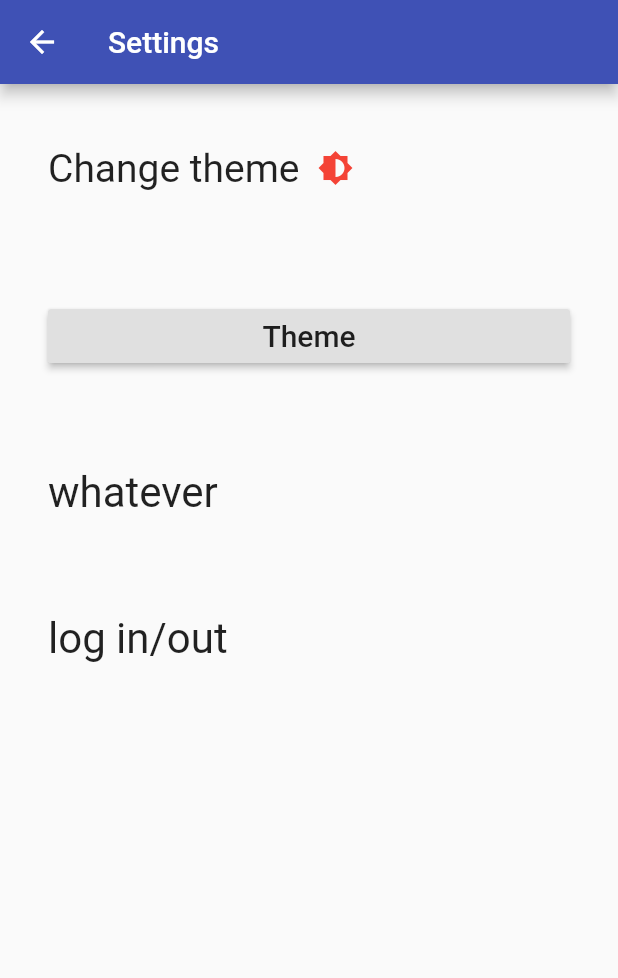
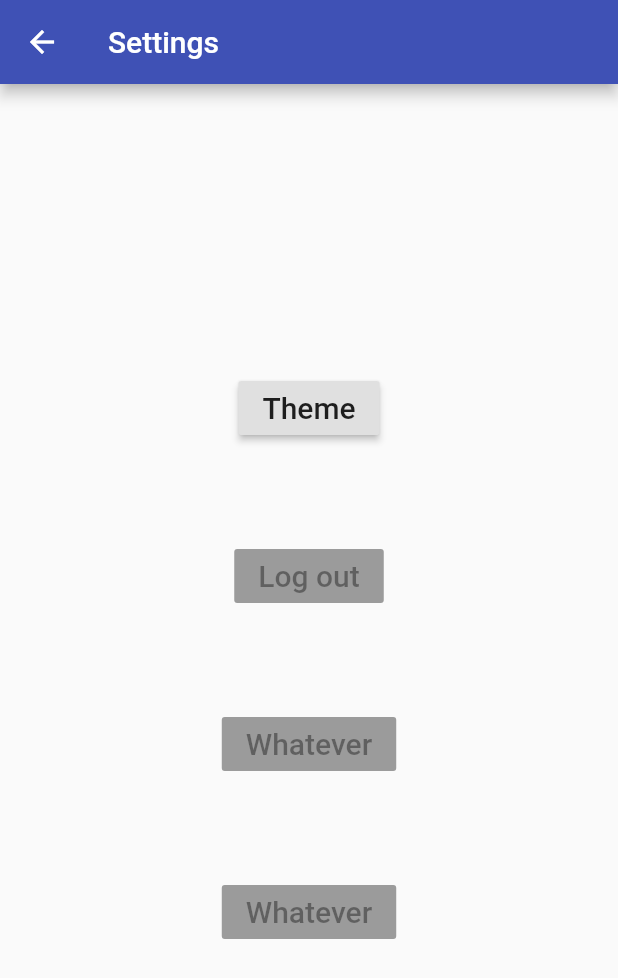
Before and after one commit to Goo53/QR_TEST_TUBES, a Flutter app: the HomeScreen screen opened directly, after a tap on the "settings" icon, on a phone screen of 412 x 824 dp. Shown: the top 978 px of the screen. Run offline on Flutter 3.47's test engine with Material 2 defaults, Android fonts, the phone set to English and light mode, and no system bars; our stand-ins replace dynamic_theme, qr_flutter; missing offline and left inert: barcode_scan; network calls fail.

Commit message:
Add popup screens and routes

```diff
--- a/lib/home_screen.dart
+++ b/lib/home_screen.dart
@@ -9,22 +9,22 @@ class HomeScreen extends StatefulWidget {
   HomeScreen({Key key, this.title}) : super(key: key);
   final String title;
   @override
-  _HomeScreenState createState() => _HomeScreenState();
-}
+  _HomeScreenState createState() => _HomeScreenState();   }
 
 class _HomeScreenState extends State<HomeScreen> {
   void _settings(){
   Navigator.of(context).push(
     MaterialPageRoute<void>( builder: (BuildContext context) { return
   Scaffold(appBar: AppBar(title: Text('Settings'),),
-  body: ListView(children: <Widget>[
-    Container(padding: const EdgeInsets.all(32), child: Row(children: [Text('Change theme',style: TextStyle(fontSize:26.0,),),
-      IconButton(icon: Icon(Icons.brightness_6,color: Colors.red[500]), onPressed: showChooser,),],),),
-    Container(padding: const EdgeInsets.all(32), child: RaisedButton(
-          onPressed: showChooser,
+  body: Center(child: Column(mainAxisAlignment: MainAxisAlignment.center,children: <Widget>[
+    Container(padding: const EdgeInsets.all(32), child: RaisedButton(onPressed: showChooser,
           child: Text('Theme',style: TextStyle(fontSize: 20) ),),),
-    Container(padding: const EdgeInsets.all(32), child: Text('whatever', style: TextStyle(fontSize:28.0),),),
-    Container(padding: const EdgeInsets.all(32), child: Text('log in/out', style: TextStyle(fontSize:28.0),),),],),);},),);}
+    Container(padding: const EdgeInsets.all(32), child: RaisedButton(onPressed: null,
+          child: Text('Log out',style: TextStyle(fontSize: 20) ),),),
+    Container(padding: const EdgeInsets.all(32), child: RaisedButton(onPressed: null,
+          child: Text('Whatever',style: TextStyle(fontSize: 20) ),),),
+    Container(padding: const EdgeInsets.all(32), child: RaisedButton(onPressed: null,
+          child: Text('Whatever',style: TextStyle(fontSize: 20) ),),),  ],),),);},),);  }
 
   void showChooser() {showDialog<void>(context: context,builder: (context) {
     return BrightnessSwitcherDialog(onSelectedTheme: (brightness) {DynamicTheme.of(context).setBrightness(brightness);},);});}
@@ -32,26 +32,19 @@ class _HomeScreenState extends State<HomeScreen> {
   void changeBrightness() {DynamicTheme.of(context).setBrightness(Theme.of(context).brightness == Brightness.dark
     ? Brightness.light : Brightness.dark);}
 
-
   @override
   Widget build(BuildContext context) {
-    return Scaffold(
-      appBar: AppBar(
-        title: Text(widget.title),
+  return Scaffold(appBar: AppBar(title: Text(widget.title),
         actions: <Widget> [IconButton(icon: Icon(Icons.settings), onPressed: _settings),],),
     body: Center(
-        child: Column(
-          mainAxisAlignment: MainAxisAlignment.center,
+      child: Column(mainAxisAlignment: MainAxisAlignment.center,
           children: <Widget>[
       Container(padding: const EdgeInsets.all(32), child: RaisedButton(
-                onPressed: () {
-                    Navigator.push(context,MaterialPageRoute(builder: (context) => ScanScreen()),);},
+        onPressed: () {Navigator.push(context,MaterialPageRoute(builder: (context) => ScanScreen()),);},
           child: Text('QR CODE SCANNER',style: TextStyle(fontSize: 20) ),),),
       Container(padding: const EdgeInsets.all(32), child: RaisedButton(
-                onPressed: () {
-                    Navigator.push(context,MaterialPageRoute(builder: (context) => GenerateScreen()),);},
+        onPressed: () {Navigator.push(context,MaterialPageRoute(builder: (context) => GenerateScreen()),);},
           child: Text('CREATE NEW QR CODE',style: TextStyle(fontSize: 20) ),),),
       Container(padding: const EdgeInsets.all(32), child: RaisedButton(
-                onPressed: null,
-                child: Text('SEARCH',style: TextStyle(fontSize: 20) ),),),
+        onPressed: null,child: Text('SEARCH',style: TextStyle(fontSize: 20) ),),),
                             ],),),);}}
```
Also changed, not shown: lib/generate.dart (+44 -21 lines), lib/main.dart (+9 -0 lines). Lines whose indentation alone changed are shown as unchanged.
